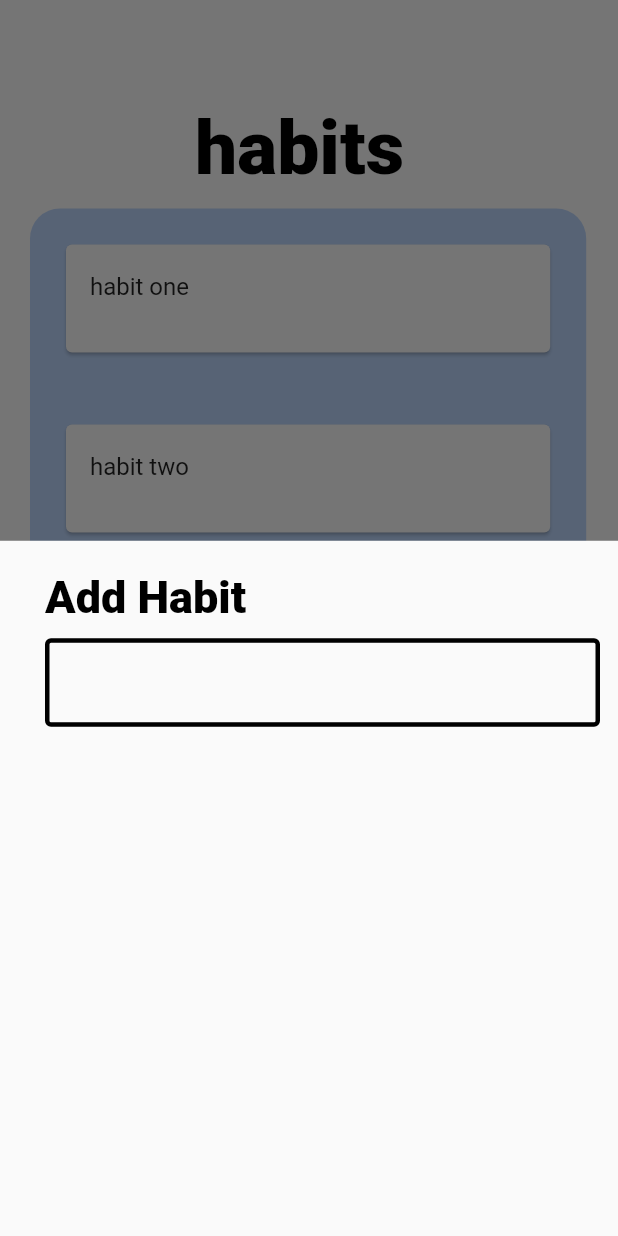
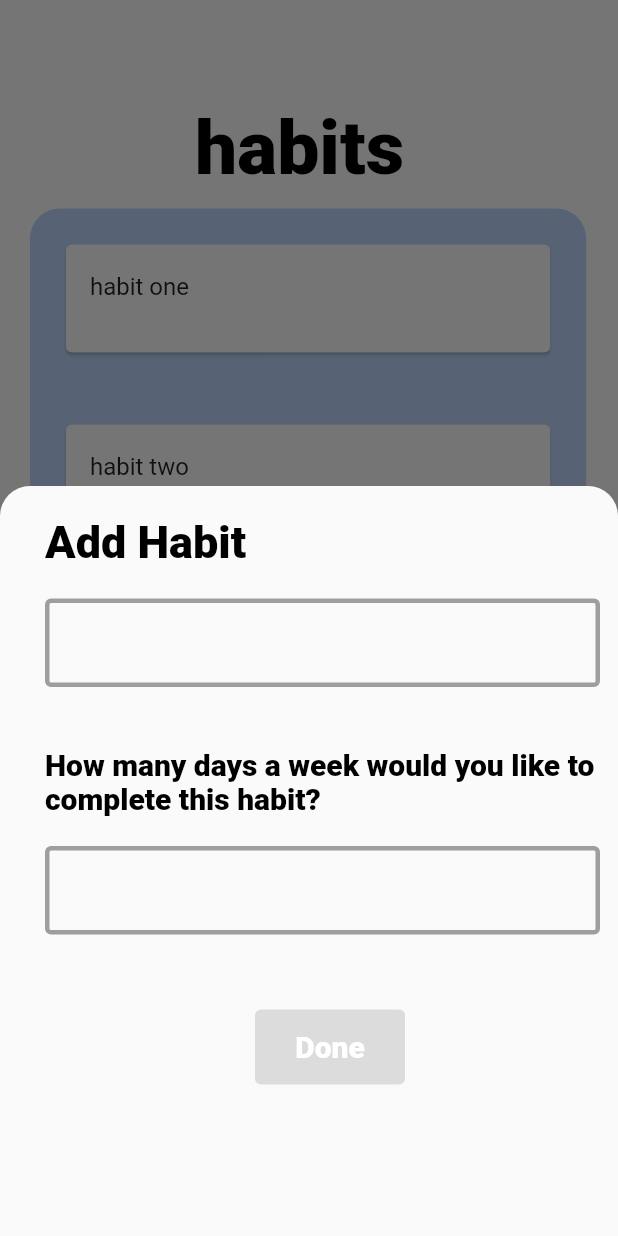
Before and after one commit to ameyerd/habits, a Flutter app: the screen it shows after launch, after a tap on the "add" icon, on a phone screen of 412 x 824 dp. Run offline on Flutter 3.47's test engine with Material 2 defaults, Android fonts, the phone set to English and light mode, and no system bars.

Commit message:
updated modal

```diff
--- a/lib/home_page.dart
+++ b/lib/home_page.dart
@@ -1,5 +1,7 @@
 import 'package:flutter/cupertino.dart';
 import 'package:flutter/material.dart';
+import 'package:flutter/services.dart';
+import 'package:flutter/widgets.dart';
 
 class HomePage extends StatefulWidget {
   const HomePage({Key? key}) : super(key: key);
@@ -10,6 +12,27 @@ class HomePage extends StatefulWidget {
 
 class _HomePageState extends State<HomePage> {
   List habitData = ['habit one', 'habit two', 'habit three'];
+  bool isButtonActive = false;
+  TextEditingController? controller;
+
+  @override
+  void initState() {
+    super.initState();
+
+    controller = TextEditingController();
+    controller!.addListener(() {
+      final isButtonActive = controller!.text.isNotEmpty;
+
+      setState(() => this.isButtonActive = isButtonActive);
+    });
+  }
+
+  @override
+  void dispose() {
+    controller!.dispose();
+
+    super.dispose();
+  }
 
   // void insertHabit() {
   //   final newIndex = habitData.length;
@@ -20,7 +43,9 @@ class _HomePageState extends State<HomePage> {
   // }
 
   Widget buildSheet() => Container(
+        height: 500,
         child: Column(
+          mainAxisSize: MainAxisSize.min,
           children: [
             Row(
               children: const [
@@ -37,16 +62,96 @@ class _HomePageState extends State<HomePage> {
               ],
             ),
             Row(
+              children: [
+                Container(
+                  padding: const EdgeInsets.only(left: 30, top: 20),
+                  width: 400,
+                  child: const TextField(
+                    decoration: InputDecoration(
+                      enabledBorder: OutlineInputBorder(
+                        borderSide: BorderSide(color: Colors.grey, width: 3),
+                      ),
+                      focusedBorder: OutlineInputBorder(
+                        borderSide:
+                            BorderSide(color: Color(0xff7b61ff), width: 3),
+                      ),
+                    ),
+                  ),
+                ),
+              ],
+            ),
+            Row(
               children: const [
                 SizedBox(
                   width: 400,
                   child: Padding(
-                    padding: EdgeInsets.only(left: 30.0, top: 10),
+                    padding: EdgeInsets.only(left: 30.0, top: 40),
+                    child: Text(
+                      'How many days a week would you like to complete this habit?',
+                      style: TextStyle(
+                          fontSize: 20,
+                          color: Colors.black,
+                          fontWeight: FontWeight.w800),
+                    ),
+                  ),
+                ),
+              ],
+            ),
+            Row(
+              children: [
+                Container(
+                  width: 400,
+                  padding: EdgeInsets.only(
+                      bottom: MediaQuery.of(context).viewInsets.bottom),
+                  child: Padding(
+                    padding: const EdgeInsets.only(left: 30.0, top: 20),
                     child: TextField(
-                      decoration: InputDecoration(
+                      controller: controller,
+                      keyboardType:
+                          const TextInputType.numberWithOptions(signed: true),
+                      inputFormatters: [
+                        FilteringTextInputFormatter.digitsOnly,
+                      ],
+                      decoration: const InputDecoration(
                         enabledBorder: OutlineInputBorder(
-                          borderSide: BorderSide(color: Colors.black, width: 3),
+                          borderSide: BorderSide(color: Colors.grey, width: 3),
                         ),
+                        focusedBorder: OutlineInputBorder(
+                          borderSide:
+                              BorderSide(color: Color(0xff7b61ff), width: 3),
+                        ),
+                      ),
+                    ),
+                  ),
+                )
+              ],
+            ),
+            Row(
+              children: [
+                Padding(
+                  padding: const EdgeInsets.only(left: 170, top: 50),
+                  child: Container(
+                    height: 50,
+                    width: 100,
+                    child: ElevatedButton(
+                      style: ElevatedButton.styleFrom(
+                        onSurface: const Color(0xff7b61ff),
+                        primary: const Color(0xff7b61ff),
+                        onPrimary: Colors.white,
+                      ),
+                      onPressed: isButtonActive
+                          ? () {
+                              setState(() => isButtonActive = false);
+                              controller!.clear();
+                              Navigator.of(context).pop();
+                            }
+                          : null,
+                      child: const Text(
+                        'Done',
+                        style: TextStyle(
+                            fontSize: 20,
+                            color: Colors.white,
+                            fontWeight: FontWeight.w800),
                       ),
                     ),
                   ),
@@ -60,9 +165,10 @@ class _HomePageState extends State<HomePage> {
   @override
   Widget build(BuildContext context) {
     return Scaffold(
-      resizeToAvoidBottomInset: false,
+      resizeToAvoidBottomInset: true,
       backgroundColor: Colors.white,
-      body: Container(
+      body: SingleChildScrollView(
+        child: Container(
           padding: const EdgeInsets.only(left: 20, right: 20),
           child: Column(
             children: [
@@ -116,6 +222,7 @@ class _HomePageState extends State<HomePage> {
             ],
           ),
         ),
+      ),
       floatingActionButton: Padding(
         padding: const EdgeInsets.all(10.0),
         child: SizedBox(
@@ -124,9 +231,16 @@ class _HomePageState extends State<HomePage> {
           child: FloatingActionButton(
             backgroundColor: const Color(0xff7b61ff),
             onPressed: () => showModalBottomSheet(
+                shape: const RoundedRectangleBorder(
+                    borderRadius:
+                        BorderRadius.vertical(top: Radius.circular(20.0))),
+                isDismissible: true,
+                isScrollControlled: true,
                 context: context,
-              builder: (context) => buildSheet(),
-            ),
+                builder: (context) => SingleChildScrollView(
+                    padding: EdgeInsets.only(
+                        bottom: MediaQuery.of(context).viewInsets.bottom),
+                    child: buildSheet())),
             child: const Icon(Icons.add),
           ),
         ),
```
Lines whose indentation alone changed are shown as unchanged.
